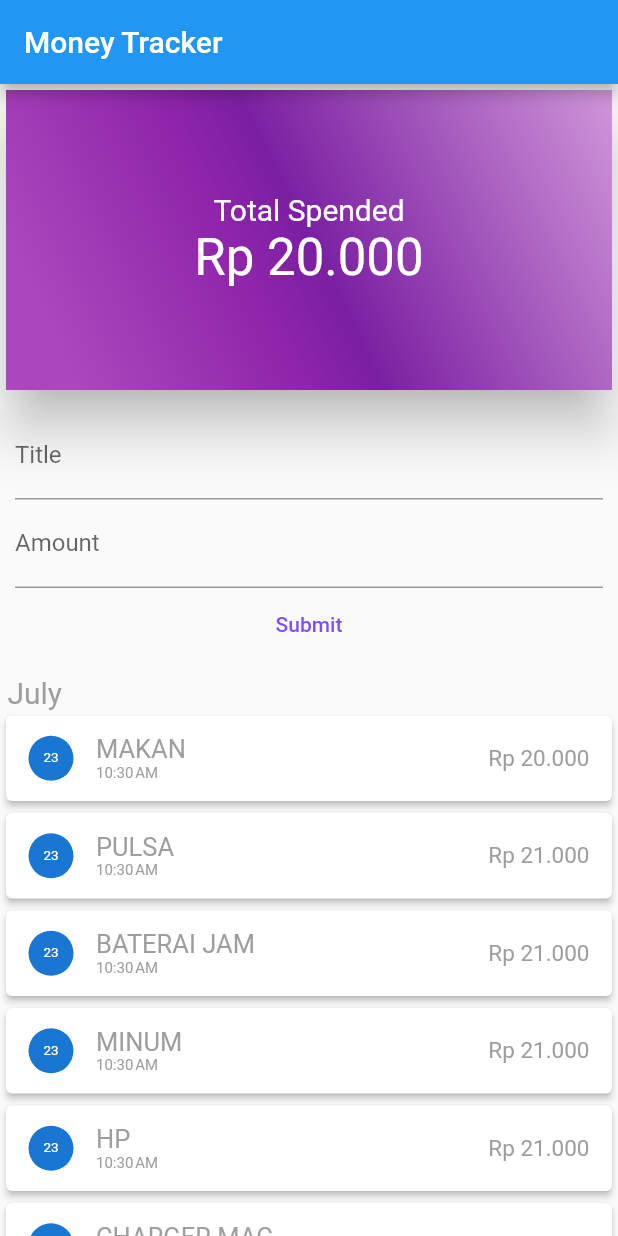
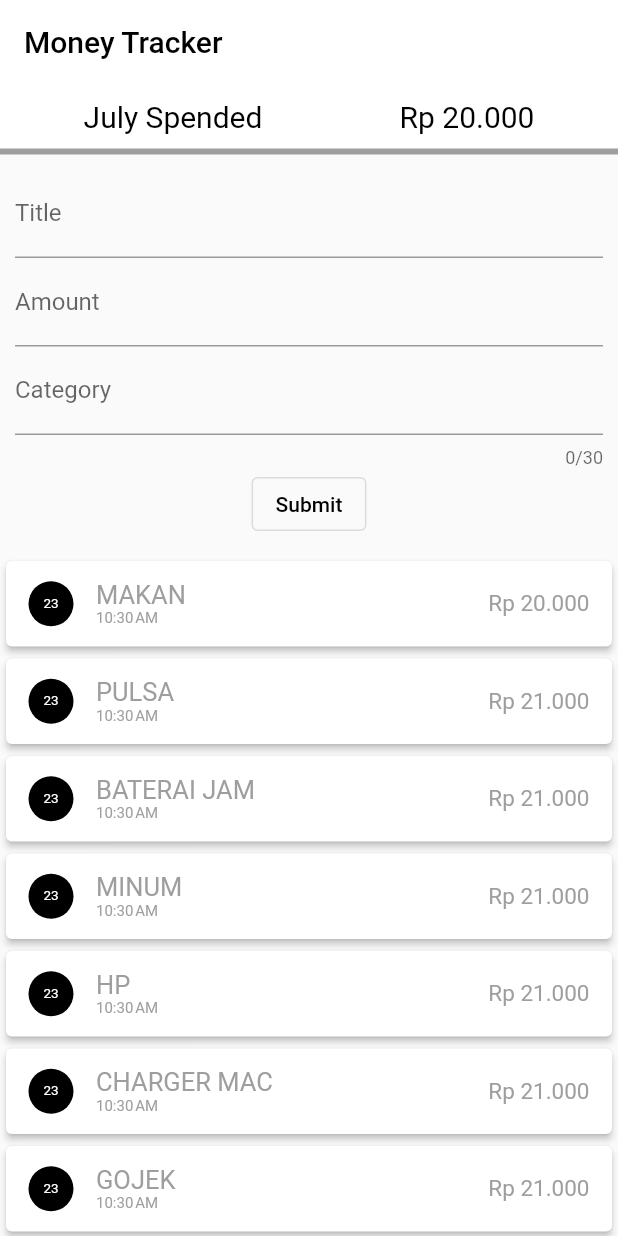
Before and after one commit to ridho-pratama-putra/flutter_app_money_tracker, a Flutter app: the screen it shows after launch, on a phone screen of 412 x 824 dp. Run offline on Flutter 3.47's test engine with Material 2 defaults, Android fonts, the phone set to English and light mode, and no system bars.

Commit message:
redesign forms and transaction

```diff
--- a/lib/main.dart
+++ b/lib/main.dart
@@ -1,8 +1,8 @@
 import 'package:flutter/material.dart';
+import 'package:flutter_app_money_tracker/utils/constants.dart' as constants;
+import 'package:flutter_app_money_tracker/widgets/forms_add_transaction.dart';
+import 'package:flutter_app_money_tracker/widgets/monthly_summary.dart';
 import 'package:flutter_app_money_tracker/widgets/transaction_widget.dart';
-
-import 'models/transaction_model.dart';
-import 'utils/currency_format.dart';
 
 void main() {
   runApp(const MyApp());
@@ -18,36 +18,16 @@ class MyApp extends StatelessWidget {
       theme: ThemeData(
         primarySwatch: Colors.blue,
       ),
-      home: MyHomePage(),
+      home: const MyHomePage(),
     );
   }
 }
 
 class MyHomePage extends StatelessWidget {
-  List<Transaction> transaction = <Transaction>[
-    Transaction('id', 'makan', 20000, DateTime.now()),
-    Transaction('if', 'pulsa', 21000, DateTime.now()),
-    Transaction('ip', 'baterai jam', 21000, DateTime.now()),
-    Transaction('ik', 'minum', 21000, DateTime.now()),
-    Transaction('iq', 'Hp', 21000, DateTime.now()),
-    Transaction('iw', 'charger mac', 21000, DateTime.now()),
-    Transaction('ir', 'gojek', 21000, DateTime.now()),
-    Transaction('it', 'grab', 21000, DateTime.now()),
-    Transaction('i4', 'ovo', 21000, DateTime.now()),
-    Transaction('i5', 'dana', 21000, DateTime.now()),
-    Transaction('i6', 'logi', 21000, DateTime.now()),
-    Transaction('i7', 'tech', 21000, DateTime.now()),
-    Transaction('i8', 'club', 21000, DateTime.now()),
-    Transaction('i9', 'car', 21000, DateTime.now()),
-    Transaction('i1', 'motorcycle', 21000, DateTime.now()),
-    Transaction('i2', 'iphone', 21000, DateTime.now()),
-    Transaction('i3', 'android', 21000, DateTime.now()),
-  ];
-
-  MyHomePage({Key? key}) : super(key: key);
+  const MyHomePage({Key? key}) : super(key: key);
 
   _dismissKeyboard(BuildContext context) {
-    FocusScope.of(context).requestFocus(new FocusNode());
+    FocusScope.of(context).requestFocus(FocusNode());
   }
 
   @override
@@ -55,7 +35,12 @@ class MyHomePage extends StatelessWidget {
     return Scaffold(
         key: const Key('scaffold'),
         appBar: AppBar(
-          title: const Text('Money Tracker'),
+          title: const Text(
+            'Money Tracker',
+            style: TextStyle(color: Colors.black),
+          ),
+          elevation: 0,
+          backgroundColor: Colors.white,
         ),
         body: GestureDetector(
           onTap: () {
@@ -65,89 +50,16 @@ class MyHomePage extends StatelessWidget {
             keyboardDismissBehavior: ScrollViewKeyboardDismissBehavior.manual,
             child: Column(
               children: <Widget>[
-                const Card(
-                  elevation: 15,
-                  child: MonthlySummary(amount: 20000),
+                const MonthlySummary(amount: 20000),
+                const FormsAddTransaction(),
+                Column(
+                  children: constants.TRANSACTION
+                      .map((e) => TransactionWidget(e: e))
+                      .toList(),
                 ),
-                Container(
-                  alignment: Alignment.center,
-                  padding: const EdgeInsets.all(10),
-                  child: Column(
-                    children: [
-                      ConstrainedBox(
-                          constraints: const BoxConstraints(
-                            maxHeight: 100,
-                          ),
-                          child: const TextField(
-                              maxLines: null,
-                              decoration:
-                                  InputDecoration(label: Text('Title')))),
-                      const TextField(
-                          decoration: InputDecoration(label: Text('Amount'))),
-                      TextButton(
-                          onPressed: () => {},
-                          child: const Text(
-                            'Submit',
-                            style: TextStyle(color: Colors.deepPurpleAccent),
-                          ))
-                    ],
-                  ),
-                ),
-                Container(
-                  alignment: Alignment.topLeft,
-                  padding: const EdgeInsets.fromLTRB(5, 0, 0, 0),
-                  child: const Text(
-                    "July",
-                    style: TextStyle(fontSize: 20, color: Colors.grey),
-                  ),
-                ),
-                Column(
-                  children:
-                      transaction.map((e) => TransactionWidget(e: e)).toList(),
-                )
               ],
             ),
           ),
         ));
   }
 }
-
-class MonthlySummary extends StatelessWidget {
-  final int amount;
-
-  const MonthlySummary({Key? key, required this.amount}) : super(key: key);
-
-  @override
-  Widget build(BuildContext context) {
-    return Container(
-      alignment: Alignment.center,
-      decoration: BoxDecoration(
-        gradient: LinearGradient(
-          begin: Alignment.topRight,
-          end: Alignment.bottomLeft,
-          stops: [0.01, 0.5, 0.6, 0.9],
-          colors: [
-            Colors.purple.shade200,
-            Colors.purple.shade700,
-            Colors.purple.shade600,
-            Colors.purple.shade400,
-          ],
-        ),
-      ),
-      height: 200,
-      child: Column(
-        mainAxisAlignment: MainAxisAlignment.center,
-        children: [
-          const Text(
-            'Total Spended',
-            style: TextStyle(fontSize: 20, color: Colors.white),
-          ),
-          Text(
-            CurrencyFormat.convertToIdr(amount, 0),
-            style: const TextStyle(fontSize: 34, color: Colors.white),
-          ),
-        ],
-      ),
-    );
-  }
-}
--- a/lib/utils/capitalize_first_letter.dart
+++ b/lib/utils/capitalize_first_letter.dart
@@ -1,5 +1,5 @@
 extension StringExtension on String {
   String capitalizeFirstLetter() {
-    return "${this[0].toUpperCase()}${this.substring(1).toLowerCase()}";
+    return "${this[0].toUpperCase()}${substring(1).toLowerCase()}";
   }
 }
--- /dev/null
+++ b/lib/utils/constants.dart
@@ -0,0 +1,21 @@
+import 'package:flutter_app_money_tracker/models/transaction_model.dart';
+
+List<Transaction> TRANSACTION = <Transaction>[
+  Transaction('id', 'makan', 20000, DateTime.now()),
+  Transaction('if', 'pulsa', 21000, DateTime.now()),
+  Transaction('ip', 'baterai jam', 21000, DateTime.now()),
+  Transaction('ik', 'minum', 21000, DateTime.now()),
+  Transaction('iq', 'Hp', 21000, DateTime.now()),
+  Transaction('iw', 'charger mac', 21000, DateTime.now()),
+  Transaction('ir', 'gojek', 21000, DateTime.now()),
+  Transaction('it', 'grab', 21000, DateTime.now()),
+  Transaction('i4', 'ovo', 21000, DateTime.now()),
+  Transaction('i5', 'dana', 21000, DateTime.now()),
+  Transaction('i6', 'logi', 21000, DateTime.now()),
+  Transaction('i7', 'tech', 21000, DateTime.now()),
+  Transaction('i8', 'club', 21000, DateTime.now()),
+  Transaction('i9', 'car', 21000, DateTime.now()),
+  Transaction('i1', 'motorcycle', 21000, DateTime.now()),
+  Transaction('i2', 'iphone', 21000, DateTime.now()),
+  Transaction('i3', 'android', 21000, DateTime.now()),
+];
--- /dev/null
+++ b/lib/widgets/forms_add_transaction.dart
@@ -0,0 +1,39 @@
+import 'package:flutter/material.dart';
+
+class FormsAddTransaction extends StatelessWidget {
+  const FormsAddTransaction({Key? key}) : super(key: key);
+
+  @override
+  Widget build(BuildContext context) {
+    return Container(
+      alignment: Alignment.center,
+      padding: const EdgeInsets.all(10),
+      child: Column(
+        children: [
+          ConstrainedBox(
+              constraints: const BoxConstraints(
+                maxHeight: 100,
+              ),
+              child: const TextField(
+                  maxLines: null,
+                  decoration: InputDecoration(label: Text('Title')))),
+          const TextField(
+            decoration: InputDecoration(label: Text('Amount')),
+            keyboardType:
+                TextInputType.numberWithOptions(signed: false, decimal: false),
+          ),
+          const TextField(
+            decoration: InputDecoration(label: Text('Category')),
+            maxLength: 30,
+          ),
+          OutlinedButton(
+              onPressed: () => {},
+              child: const Text(
+                'Submit',
+                style: TextStyle(color: Colors.black),
+              ))
+        ],
+      ),
+    );
+  }
+}
--- /dev/null
+++ b/lib/widgets/monthly_summary.dart
@@ -0,0 +1,35 @@
+import 'package:flutter/material.dart';
+import 'package:flutter_app_money_tracker/utils/currency_format.dart';
+
+class MonthlySummary extends StatelessWidget {
+  final int amount;
+
+  const MonthlySummary({Key? key, required this.amount}) : super(key: key);
+
+  @override
+  Widget build(BuildContext context) {
+    return Container(
+      decoration: const BoxDecoration(
+        color: Colors.white,
+        border: Border(
+          bottom: BorderSide(color: Colors.grey, width: 4),
+        ),
+      ),
+      padding: const EdgeInsets.all(10),
+      child: Row(
+        crossAxisAlignment: CrossAxisAlignment.start,
+        mainAxisAlignment: MainAxisAlignment.spaceAround,
+        children: [
+          const Text(
+            'July Spended',
+            style: TextStyle(fontSize: 20, color: Colors.black),
+          ),
+          Text(
+            CurrencyFormat.convertToIdr(amount, 0),
+            style: const TextStyle(fontSize: 20, color: Colors.black),
+          ),
+        ],
+      ),
+    );
+  }
+}
--- a/lib/widgets/transaction_widget.dart
+++ b/lib/widgets/transaction_widget.dart
@@ -31,6 +31,8 @@ class TransactionWidget extends StatelessWidget {
                     children: [
                       CircleAvatar(
                         maxRadius: 15,
+                        backgroundColor: Colors.black,
+                        foregroundColor: Colors.white,
                         child: Text(
                           DateFormat.d().format(e.date),
                           style: const TextStyle(fontSize: 9),
```
